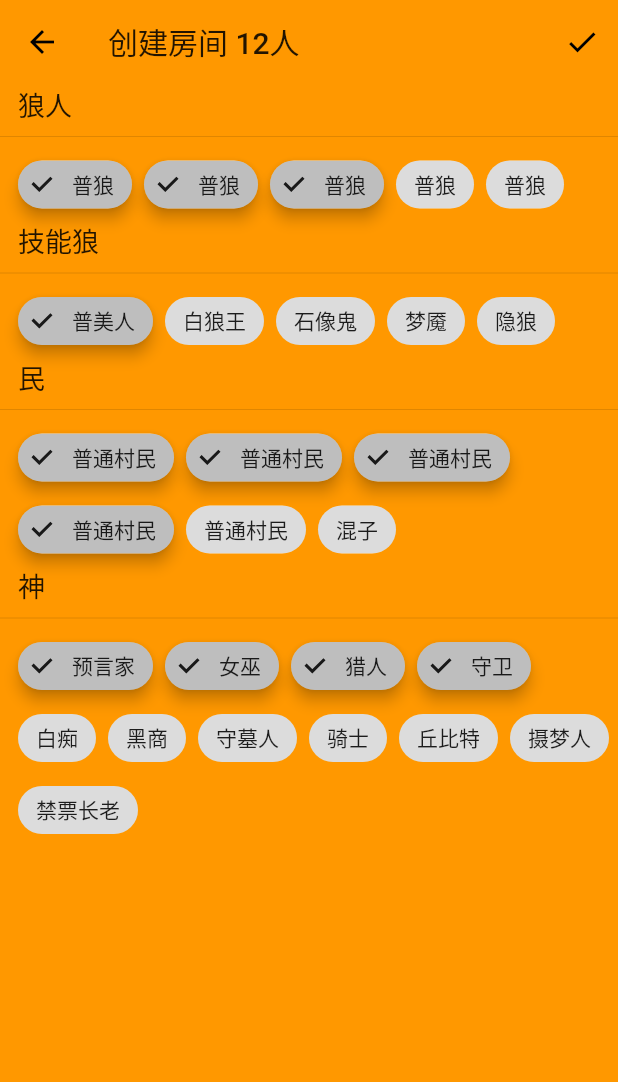
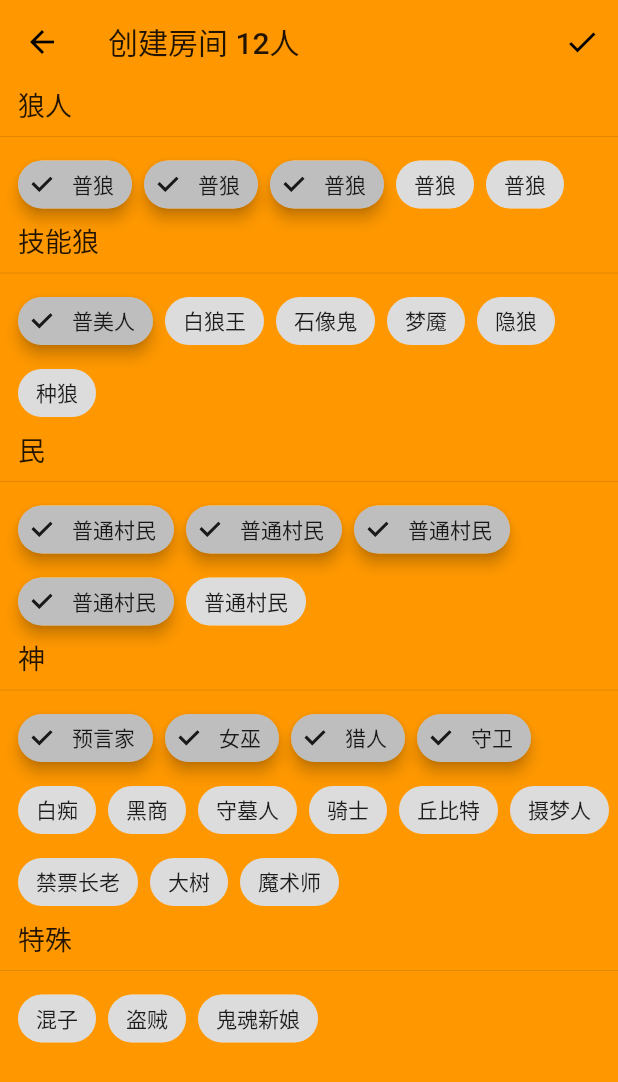
Before and after one commit to Livinglist/WerewolfJudge, a Flutter app: the screen it shows after launch, after a tap on "创建房间", on a phone screen of 412 x 824 dp. Shown: the top 1082 px of the screen. Run offline on Flutter 3.47's test engine with Material 2 defaults, Android fonts, the phone set to English and light mode, and no system bars; our stand-ins replace audioplayers, cloud_firestore, firebase_auth, font_awesome_flutter, google_sign_in, pin_code_fields and 1 more; missing offline and left inert: apple_sign_in; accounts and stored records are empty.

Commit message:
Add more roles like gargoyle and magician.

```diff
--- /dev/null
+++ b/lib/model/bride.dart
@@ -0,0 +1,5 @@
+import 'god.dart';
+
+class Bride extends God {
+  Bride() : super(roleName: '鬼魂新娘');
+}
--- a/lib/model/god.dart
+++ b/lib/model/god.dart
@@ -13,6 +13,10 @@ export 'knight.dart';
 export 'celebrity.dart';
 export 'cupid.dart';
 export 'moderator.dart';
+export 'magician.dart';
+export 'tree.dart';
+export 'bride.dart';
+export 'thief.dart';
 
 export 'player.dart';
 
--- a/lib/model/hunter.dart
+++ b/lib/model/hunter.dart
@@ -4,7 +4,4 @@ class Hunter extends God {
   Hunter() : super(roleName: '猎人') {
     super.actionMessage = '你的技能发动状态是';
   }
-
-  @override
-  String action(Map<int, Player> seatNumToPlayerMap, int target) {}
 }
--- /dev/null
+++ b/lib/model/magician.dart
@@ -0,0 +1,8 @@
+import 'god.dart';
+
+class Magician extends God {
+  Magician() : super(roleName: '魔术师') {
+    super.actionMessage = "请选择两个交换对象。";
+    super.actionConfirmMessage = "交换";
+  }
+}
--- /dev/null
+++ b/lib/model/thief.dart
@@ -0,0 +1,5 @@
+import 'god.dart';
+
+class Thief extends God {
+  Thief() : super(roleName: '盗贼');
+}
--- /dev/null
+++ b/lib/model/tree.dart
@@ -0,0 +1,5 @@
+import 'god.dart';
+
+class Tree extends God {
+  Tree() : super(roleName: '大树');
+}
--- a/lib/model/wolf.dart
+++ b/lib/model/wolf.dart
@@ -1,11 +1,12 @@
 import 'actionable_mixin.dart';
 import 'role.dart';
 
-export 'wolfQueen.dart';
-export 'wolfKing.dart';
+export 'wolf_queen.dart';
+export 'wolf_king.dart';
 export 'nightmare.dart';
 export 'gargoyle.dart';
 export 'hidden_wolf.dart';
+export 'wolf_seeder.dart';
 
 class Wolf extends Role with ActionableMixin {
   final String roleName;
--- /dev/null
+++ b/lib/model/wolf_seeder.dart
@@ -0,0 +1,5 @@
+import 'wolf.dart';
+
+class WolfSeeder extends Wolf {
+  WolfSeeder() : super(roleName: '种狼') ;
+}
--- a/lib/ui/config_page.dart
+++ b/lib/ui/config_page.dart
@@ -1,6 +1,7 @@
 import 'package:flutter/material.dart';
 
 import 'package:werewolfjudge/model/template.dart';
+import 'package:werewolfjudge/model/wolf_seeder.dart';
 import 'package:werewolfjudge/resource/firebase_auth_provider.dart';
 import 'package:werewolfjudge/resource/firestore_provider.dart';
 import 'room_page.dart';
@@ -38,9 +39,15 @@ const String knight = '骑士';
 const String cupid = '丘比特';
 const String moderator = '禁票长老';
 const String hiddenWolf = '隐狼';
+const String tree = '大树';
+const String magician = '魔术师';
+const String wolfSeeder = '种狼';
+const String bride = '鬼魂新娘';
+const String thief = '盗贼';
 
 class _ConfigPageState extends State<ConfigPage> {
-  Map<String, bool> selectedMap = {
+  final scrollController = ScrollController();
+  final Map<String, bool> selectedMap = {
     wolf: true,
     wolf1: true,
     wolf2: true,
@@ -68,14 +75,40 @@ class _ConfigPageState extends State<ConfigPage> {
     cupid: false,
     moderator: false,
     hiddenWolf: false,
+    tree: false,
+    magician: false,
+    wolfSeeder: false,
+    bride: false,
+    thief: false,
   };
+  bool showShadow = false;
+
+  @override
+  void initState() {
+    super.initState();
+
+    scrollController.addListener(() {
+      if (this.mounted) {
+        if (scrollController.offset <= 0) {
+          setState(() {
+            showShadow = false;
+          });
+        } else if (showShadow == false) {
+          setState(() {
+            showShadow = true;
+          });
+        }
+      }
+    });
+  }
+
   @override
   Widget build(BuildContext context) {
     return Scaffold(
         backgroundColor: Colors.orange,
         appBar: AppBar(
           title: Text('创建房间 ${selectedMap.values.toList().where((e) => e).length}人'),
-          elevation: 0,
+          elevation: showShadow?8:0,
           actions: <Widget>[
             IconButton(
               icon: Icon(Icons.check),
@@ -150,6 +183,15 @@ class _ConfigPageState extends State<ConfigPage> {
                     case graveyardKeeper:
                       roles.add(GraveyardKeeper());
                       break;
+                    case tree:
+                      roles.add(Tree());
+                      break;
+                    case magician:
+                      roles.add(Magician());
+                      break;
+                    case wolfSeeder:
+                      roles.add(WolfSeeder());
+                      break;
                     default:
                       throw Exception("Unmatched role: ${i.key}");
                   }
@@ -168,6 +210,7 @@ class _ConfigPageState extends State<ConfigPage> {
           ],
         ),
         body: ListView(
+          controller: scrollController,
           children: <Widget>[
             buildSubTitle('狼人'),
             Divider(),
@@ -241,6 +284,7 @@ class _ConfigPageState extends State<ConfigPage> {
                   buildFilterChip(gargoyle),
                   buildFilterChip(nightmare),
                   buildFilterChip(hiddenWolf),
+                  buildFilterChip(wolfSeeder),
                 ],
               ),
             ),
@@ -301,16 +345,6 @@ class _ConfigPageState extends State<ConfigPage> {
                       });
                     },
                   ),
-                  FilterChip(
-                    elevation: selectedMap[slacker] ? 4 : 0,
-                    label: Text('混子'),
-                    selected: selectedMap[slacker],
-                    onSelected: (selected) {
-                      setState(() {
-                        selectedMap[slacker] = selected;
-                      });
-                    },
-                  ),
                 ],
               ),
             ),
@@ -331,10 +365,25 @@ class _ConfigPageState extends State<ConfigPage> {
                   buildFilterChip(knight),
                   buildFilterChip(cupid),
                   buildFilterChip(celebrity),
-                  buildFilterChip(moderator)
+                  buildFilterChip(moderator),
+                  buildFilterChip(tree),
+                  buildFilterChip(magician),
                 ],
               ),
-            )
+            ),
+            buildSubTitle('特殊'),
+            Divider(),
+            Padding(
+              padding: EdgeInsets.only(left: 12),
+              child: Wrap(
+                spacing: 8,
+                children: <Widget>[
+                  buildFilterChip(slacker),
+                  buildFilterChip(thief),
+                  buildFilterChip(bride),
+                ],
+              ),
+            ),
           ],
         ));
   }
--- a/pubspec.yaml
+++ b/pubspec.yaml
@@ -14,7 +14,7 @@ description: A new Flutter application.
 version: 1.0.0+1
 
 environment:
-  sdk: ">=2.3.0 <3.0.0"
+  sdk: ">=2.6.0 <3.0.0"
 
 dependencies:
   flutter:
```
Also changed, not shown: lib/model/player.dart (+20 -0 lines), lib/model/room.dart (+63 -3 lines), lib/model/template.dart (+4 -42 lines), lib/resource/firestore_provider.dart (+8 -3 lines), lib/ui/room_page.dart (+77 -16 lines), lib/model/wolf_king.dart (renamed from lib/model/wolfKing.dart), lib/model/wolf_queen.dart (renamed from lib/model/wolfQueen.dart), 1 other file.
